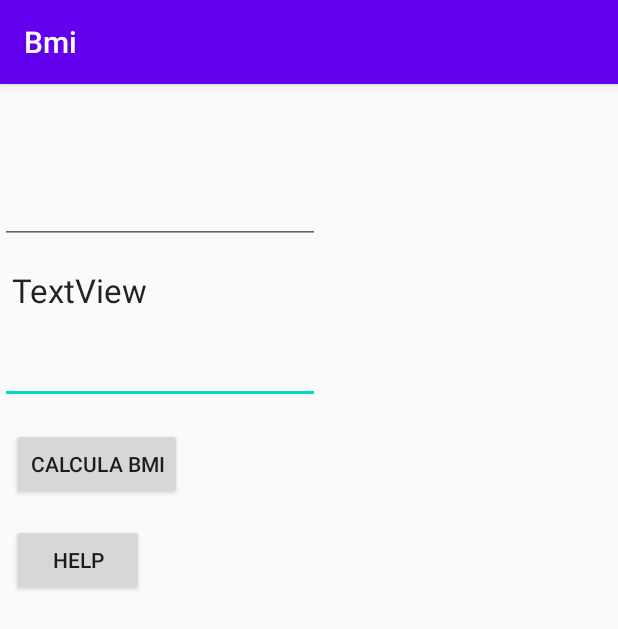
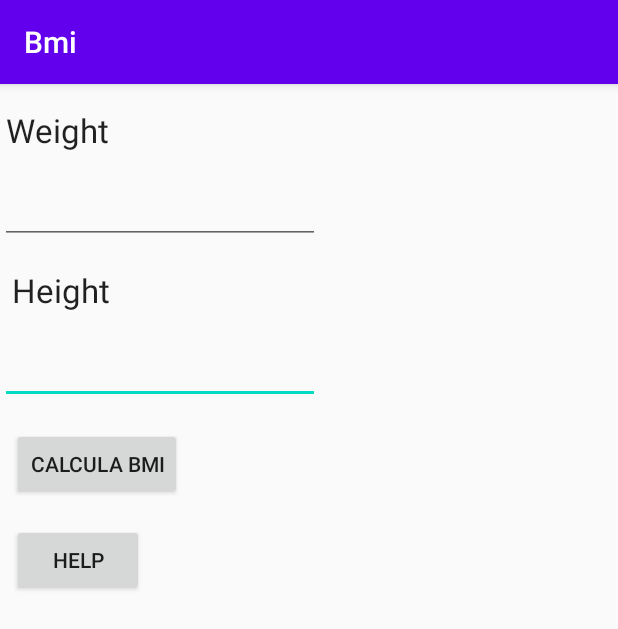
Before and after one commit to 555Tim555/Bmi, an Android app: the screen it shows after launch (MainActivity), on a phone screen of 412 x 824 dp. Shown: the top 629 px of the screen. Run offline under Robolectric (Android 15) with nearby library versions, the phone set to English and light mode, and no system bars.

```diff
--- a/app/src/main/res/layout/activity_main.xml
+++ b/app/src/main/res/layout/activity_main.xml
@@ -12,12 +12,12 @@
         android:id="@+id/textView"
         android:layout_width="wrap_content"
         android:layout_height="wrap_content"
-        android:layout_marginLeft="8dp"
+        android:layout_marginLeft="4dp"
         android:layout_marginTop="16dp"
+        android:text="Weight"
         android:textAppearance="@style/TextAppearance.AppCompat.Large"
         app:layout_constraintLeft_toLeftOf="parent"
-        app:layout_constraintTop_toTopOf="parent"
-        tools:text="Weight" />
+        app:layout_constraintTop_toTopOf="parent" />
 
     <TextView
         android:id="@+id/textView2"
@@ -26,7 +26,7 @@
         android:layout_marginStart="8dp"
         android:layout_marginLeft="8dp"
         android:layout_marginTop="16dp"
-        android:text="TextView"
+        android:text="Height"
         android:textAppearance="@style/TextAppearance.AppCompat.Large"
         app:layout_constraintStart_toStartOf="parent"
         app:layout_constraintTop_toBottomOf="@+id/ed_weight" />
@@ -48,6 +48,7 @@
         android:layout_marginStart="8dp"
         android:layout_marginLeft="8dp"
         android:layout_marginTop="16dp"
+        android:onClick="bmi"
         android:text="CALCULA BMI"
         app:layout_constraintStart_toStartOf="parent"
         app:layout_constraintTop_toBottomOf="@+id/ed_height" />
```
Also changed, not shown: app/src/main/java/com/example/bmi/MainActivity.kt (+9 -0 lines).
